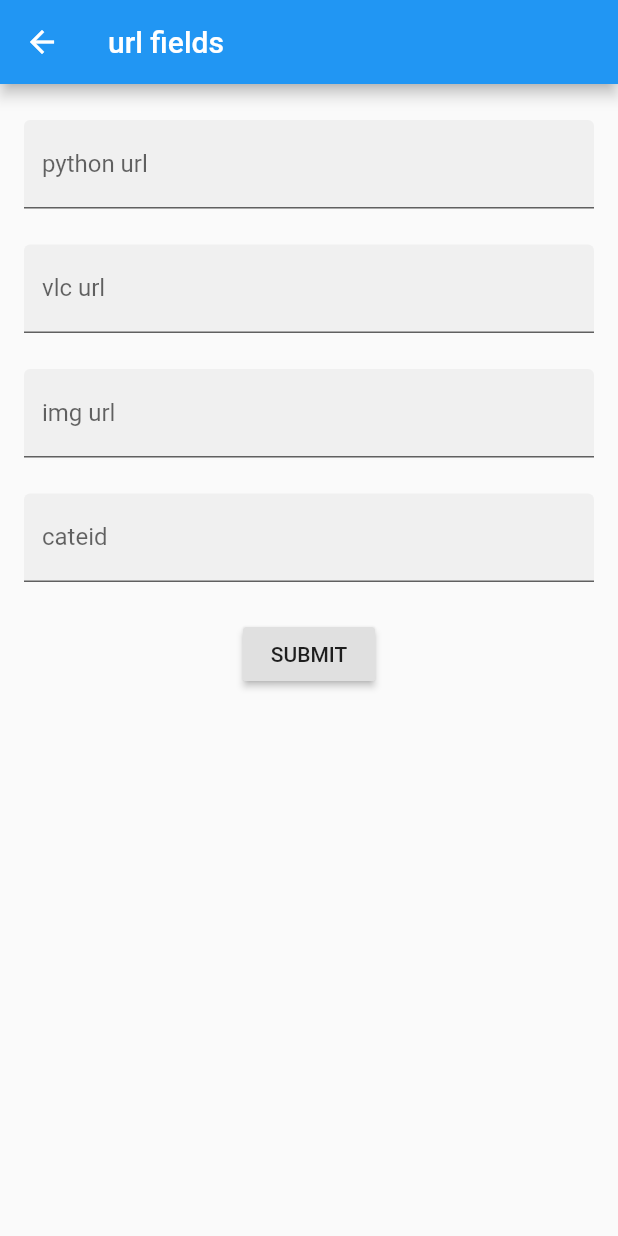
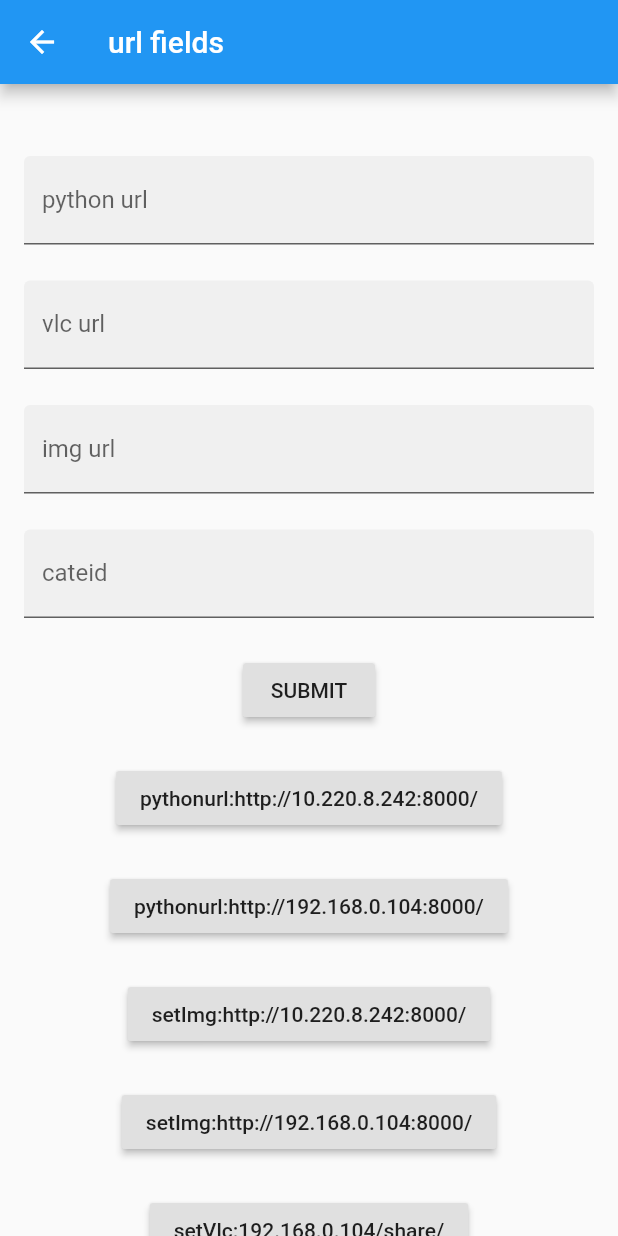
Before and after one commit to softtiny/tiny, a Flutter app: the screen it shows after launch, after a tap on the "perm data setting" icon, on a phone screen of 412 x 824 dp. Run offline on Flutter 3.47's test engine with Material 2 defaults, Android fonts, the phone set to English and light mode, and no system bars; our stand-ins replace cached_network_image; missing offline and left inert: android_intent, f_logs; network calls fail.

Commit message:
2019 10 12

```diff
--- a/lib/config.dart
+++ b/lib/config.dart
@@ -1,6 +1,6 @@
-String domain = 'http://test.321tips.com/';
-String vlcDomain = 'vlc://';
-String imgDomain = '';
+String domain = 'http://321tips.j19o.cn:8899/';
+String vlcDomain = '10.220.8.242/share/';
+String imgDomain = 'http://321tips.j19o.cn:8899/';
 String cateId = '7';
 void setDomain(String str){domain=str;}
 void setVlc(String str){vlcDomain=str;}
--- a/lib/main.dart
+++ b/lib/main.dart
@@ -1,10 +1,12 @@
 import 'package:flutter/material.dart';
 import 'package:flutter/foundation.dart' show defaultTargetPlatform;
 import 'package:scoped_model/scoped_model.dart';
-
+import 'dart:async';
+import 'package:http/http.dart' as http;
 import 'package:hello_flutter/model/app_state_model.dart';
 
 import './route/route.dart';
+import './config.dart';
 
 void main() => runApp(TinyApp());
 
@@ -108,6 +110,8 @@ class _MyHomePageState extends State<MyHomePage> {
       // called again, and so nothing would appear to happen.
       _counter++;
     });
+    http.Client httpClient = http.Client();
+    httpClient.get('http://qq.com/sdkd');
   }
 
   void _minusCounter(){
@@ -120,6 +124,9 @@ class _MyHomePageState extends State<MyHomePage> {
   }
   void _gocards(BuildContext context){
     Navigator.pushNamed(context, '/cards');
+  }
+  void _golog(BuildContext context){
+    Navigator.pushNamed(context, '/log');
   }
   @override
   Widget build(BuildContext context) {
@@ -162,6 +169,20 @@ class _MyHomePageState extends State<MyHomePage> {
             ),
             IconButton(
               onPressed: (){
+                _golog(context);
+              },
+              tooltip: 'go log',
+              icon: Icon(Icons.score),
+            ),
+            IconButton(
+              onPressed: (){
+                Navigator.pushNamed(context, '/demo');
+              },
+              tooltip: 'go demo',
+              icon: Icon(Icons.queue_music),
+            ),
+            IconButton(
+              onPressed: (){
                 _gofields(context);
               },
               tooltip: 'go fields',
@@ -173,6 +194,25 @@ class _MyHomePageState extends State<MyHomePage> {
               },
               tooltip: 'go cards',
               icon: Icon(Icons.perm_media),
+            ),
+            IconButton(
+              onPressed: (){
+                Navigator.pushNamed(context, '/openvlc');
+              },
+              tooltip: 'go openvlc',
+              icon: Icon(Icons.open_in_browser),
+            ),
+            Text(
+              'pythonurl:${domain}|||',
+            ),
+            Text(
+              'vlcDomain:${vlcDomain}|||',
+            ),
+            Text(
+              'imgDomain:${imgDomain}|||',
+            ),
+            Text(
+              'cateId:${cateId}||',
             ),
             Text(
               'You have pushed the button this many times:',
--- a/lib/route/route.dart
+++ b/lib/route/route.dart
@@ -1,9 +1,15 @@
 import '../views/fields.dart';
 import '../views/cards.dart';
+import '../views/log.dart';
+import '../views/demo.dart';
+import '../views/openvlc.dart';
 
 import 'package:flutter/material.dart';
 
 Map<String, WidgetBuilder> route = {
   '/field':(BuildContext context) => const Field(),
   '/cards':(BuildContext context) => const Cards(),
+  '/log':(BuildContext context) => const LogWid(),
+  '/demo':(BuildContext context) => const Demo(),
+  '/openvlc':(BuildContext context) => const OpenVlc(),
 };
--- a/lib/views/fields.dart
+++ b/lib/views/fields.dart
@@ -39,6 +39,7 @@ class FieldState extends State<Field> {
               child:Column(
                 crossAxisAlignment: CrossAxisAlignment.stretch,
                 children: <Widget>[
+                  const SizedBox(height: 24.0,),
                   const SizedBox(height: 24.0,),
                   TextFormField(
                     textCapitalization: TextCapitalization.words,
@@ -102,6 +103,69 @@ class FieldState extends State<Field> {
                       },
                     ),
                   ),
+                  const SizedBox(height: 24.0),
+                  Center(
+                    child: RaisedButton(
+                      child: const Text('pythonurl:http://10.220.8.242:8000/'),
+                      onPressed: (){
+                        setDomain('http://10.220.8.242:8000/');
+                      },
+                    ),
+                  ),
+                  const SizedBox(height: 24.0),
+                  Center(
+                    child: RaisedButton(
+                      child: const Text('pythonurl:http://192.168.0.104:8000/'),
+                      onPressed: (){
+                        setDomain('http://192.168.0.104:8000/');
+                      },
+                    ),
+                  ),
+                  const SizedBox(height: 24.0),
+                  Center(
+                    child: RaisedButton(
+                      child: const Text('setImg:http://10.220.8.242:8000/'),
+                      onPressed: (){
+                        setImg('http://10.220.8.242:8000/');
+                      },
+                    ),
+                  ),
+                  const SizedBox(height: 24.0),
+                  Center(
+                    child: RaisedButton(
+                      child: const Text('setImg:http://192.168.0.104:8000/'),
+                      onPressed: (){
+                        setImg('http://192.168.0.104:8000/');
+                      },
+                    ),
+                  ),
+                  const SizedBox(height: 24.0),
+                  Center(
+                    child: RaisedButton(
+                      child: const Text('setVlc:192.168.0.104/share/'),
+                      onPressed: (){
+                        setVlc('192.168.0.104/share/');
+                      },
+                    ),
+                  ),
+                  const SizedBox(height: 24.0),
+                  Center(
+                    child: RaisedButton(
+                      child: const Text('smb://10.220.8.242/share/'),
+                      onPressed: (){
+                        setVlc('10.220.8.242/share/');
+                      },
+                    ),
+                  ),
+                  const SizedBox(height: 24.0),
+                  Center(
+                    child: RaisedButton(
+                      child: const Text('setCateId:7'),
+                      onPressed: (){
+                        setCateId('7');
+                      },
+                    ),
+                  ),
                 ],
               ),
             ),
--- a/pubspec.yaml
+++ b/pubspec.yaml
@@ -24,7 +24,10 @@ dependencies:
   # Use with the CupertinoIcons class for iOS style icons.
   cupertino_icons: ^0.1.2
   cached_network_image: ^1.1.1
-
+  android_intent: ^0.3.3+2
+  http: ^0.12.0+2
+  f_logs: ^1.2.0
+  path: ^1.6.4
 dev_dependencies:
   test:
   mockito:
```
Also changed, not shown: lib/TUBEtool.dart (+22 -2 lines), lib/require.dart (+22 -2 lines), lib/views/cards.dart (+8 -8 lines), lib/views/demo.dart (added, +53 -0 lines), lib/views/log.dart (added, +66 -0 lines), lib/views/openvlc.dart (added, +107 -0 lines), pubspec.lock.
